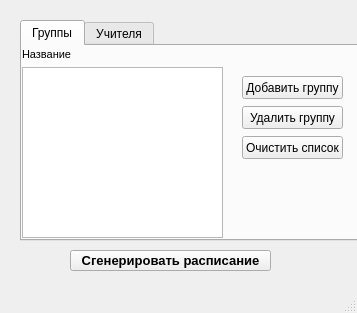
The window that scheduledepartment.ui (BlackSerperior6/ScheduleDepartmentProgram) describes before a commit, drawn with Qt 5.
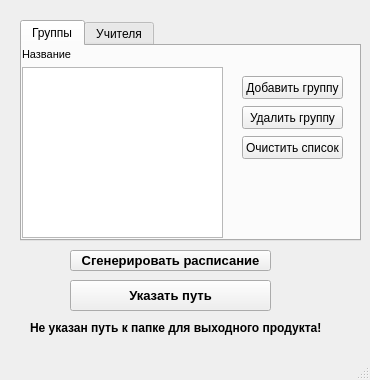
The same window after the commit.

Patch:
```diff
--- a/scheduledepartment.ui
+++ b/scheduledepartment.ui
@@ -6,20 +6,20 @@
    <rect>
     <x>0</x>
     <y>0</y>
-    <width>357</width>
-    <height>313</height>
+    <width>370</width>
+    <height>380</height>
    </rect>
   </property>
   <property name="minimumSize">
    <size>
-    <width>357</width>
-    <height>313</height>
+    <width>370</width>
+    <height>380</height>
    </size>
   </property>
   <property name="maximumSize">
    <size>
-    <width>357</width>
-    <height>313</height>
+    <width>370</width>
+    <height>380</height>
    </size>
   </property>
   <property name="windowTitle">
@@ -194,6 +194,45 @@
      </widget>
     </widget>
    </widget>
+   <widget class="QLabel" name="NoPathLable">
+    <property name="geometry">
+     <rect>
+      <x>30</x>
+      <y>320</y>
+      <width>301</width>
+      <height>16</height>
+     </rect>
+    </property>
+    <property name="font">
+     <font>
+      <weight>75</weight>
+      <bold>true</bold>
+     </font>
+    </property>
+    <property name="text">
+     <string>Не указан путь к папке для выходного продукта!</string>
+    </property>
+   </widget>
+   <widget class="QPushButton" name="ChooseFolderButton">
+    <property name="geometry">
+     <rect>
+      <x>70</x>
+      <y>280</y>
+      <width>201</width>
+      <height>31</height>
+     </rect>
+    </property>
+    <property name="font">
+     <font>
+      <pointsize>10</pointsize>
+      <weight>75</weight>
+      <bold>true</bold>
+     </font>
+    </property>
+    <property name="text">
+     <string>Указать путь</string>
+    </property>
+   </widget>
   </widget>
   <widget class="QMenuBar" name="menubar">
    <property name="geometry">
```
Left out of the diff: 2 changed lines with no effect on the pictures.
